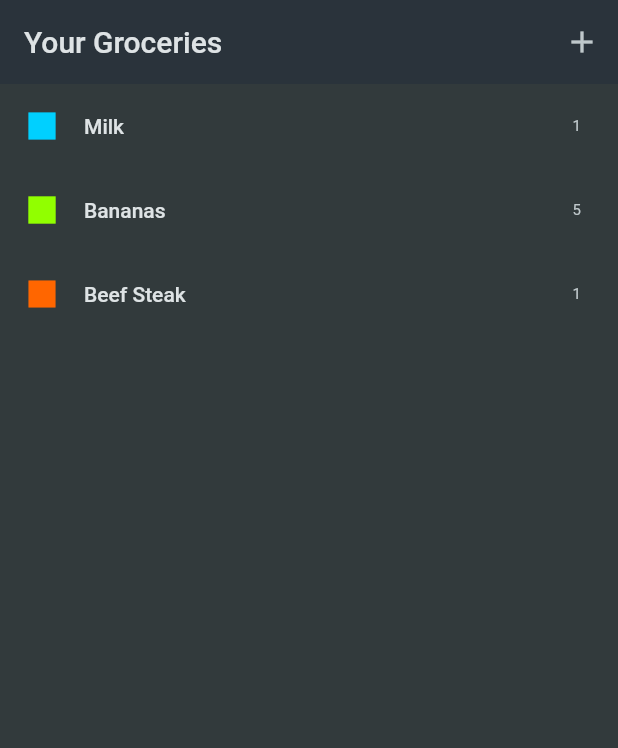
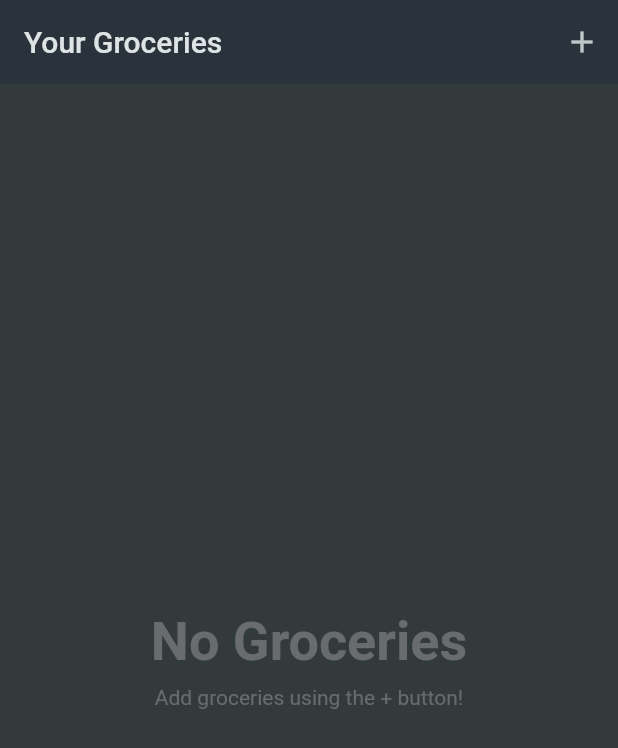
Before and after one commit to marcellus-saputra/udemy_grocery_list, a Flutter app: the screen it shows after launch, on a phone screen of 412 x 824 dp. Shown: the top 748 px of the screen. Run offline on Flutter 3.47's test engine with Material 2 defaults, Android fonts, the phone set to English and light mode, and no system bars.

Commit message:
Made grocery list dynamic and initially  empty

```diff
--- a/lib/widgets/grocery_list.dart
+++ b/lib/widgets/grocery_list.dart
@@ -1,5 +1,5 @@
 import 'package:flutter/material.dart';
-import '../data/dummy_items.dart';
+import 'package:udemy_grocery_list/models/grocery_item.dart';
 import 'new_item.dart';
 
 class GroceryList extends StatefulWidget {
@@ -10,9 +10,38 @@ class GroceryList extends StatefulWidget {
 }
 
 class _GroceryListState extends State<GroceryList> {
-  void _addItem() {
-    Navigator.of(context)
-        .push(MaterialPageRoute(builder: (ctx) => const NewItem()));
+  final List<GroceryItem> _groceryItems = [];
+
+  void _addItem() async {
+    final newItem = await Navigator.of(context).push<GroceryItem>(
+      MaterialPageRoute(
+        builder: (ctx) => const NewItem(),
+      ),
+    );
+
+    if (newItem == null) {
+      return;
+    }
+
+    setState(() {
+      _groceryItems.add(newItem);
+    });
+  }
+
+  Widget _getGroceriesList() {
+    return ListView.builder(
+      itemCount: _groceryItems.length,
+      itemBuilder: (ctx, index) {
+        return ListTile(
+          leading: Icon(
+            Icons.square,
+            color: _groceryItems[index].category!.color,
+          ),
+          title: Text(_groceryItems[index].name),
+          trailing: Text(_groceryItems[index].quantity.toString()),
+        );
+      },
+    );
   }
 
   @override
@@ -27,19 +56,34 @@ class _GroceryListState extends State<GroceryList> {
           )
         ],
       ),
-      body: ListView.builder(
-        itemCount: groceryItems.length,
-        itemBuilder: (ctx, index) {
-          return ListTile(
-            leading: Icon(
-              Icons.square,
-              color: groceryItems[index].category!.color,
-            ),
-            title: Text(groceryItems[index].name),
-            trailing: Text(groceryItems[index].quantity.toString()),
-          );
-        },
-      ),
+      body: _groceryItems.isEmpty
+          ? Container(
+              alignment: Alignment.center,
+              child: Column(
+                mainAxisAlignment: MainAxisAlignment.center,
+                children: [
+                  Text(
+                    'No Groceries',
+                    style: TextStyle(
+                      fontSize: 36,
+                      fontWeight: FontWeight.bold,
+                      color: Colors.grey.withOpacity(0.5),
+                    ),
+                  ),
+                  const SizedBox(
+                    height: 8,
+                  ),
+                  Text(
+                    'Add groceries using the + button!',
+                    style: TextStyle(
+                      fontSize: 14,
+                      color: Colors.grey.withOpacity(0.5),
+                    ),
+                  )
+                ],
+              ),
+            )
+          : _getGroceriesList(),
     );
   }
 }
```
Also changed, not shown: lib/widgets/new_item.dart (+7 -0 lines).
